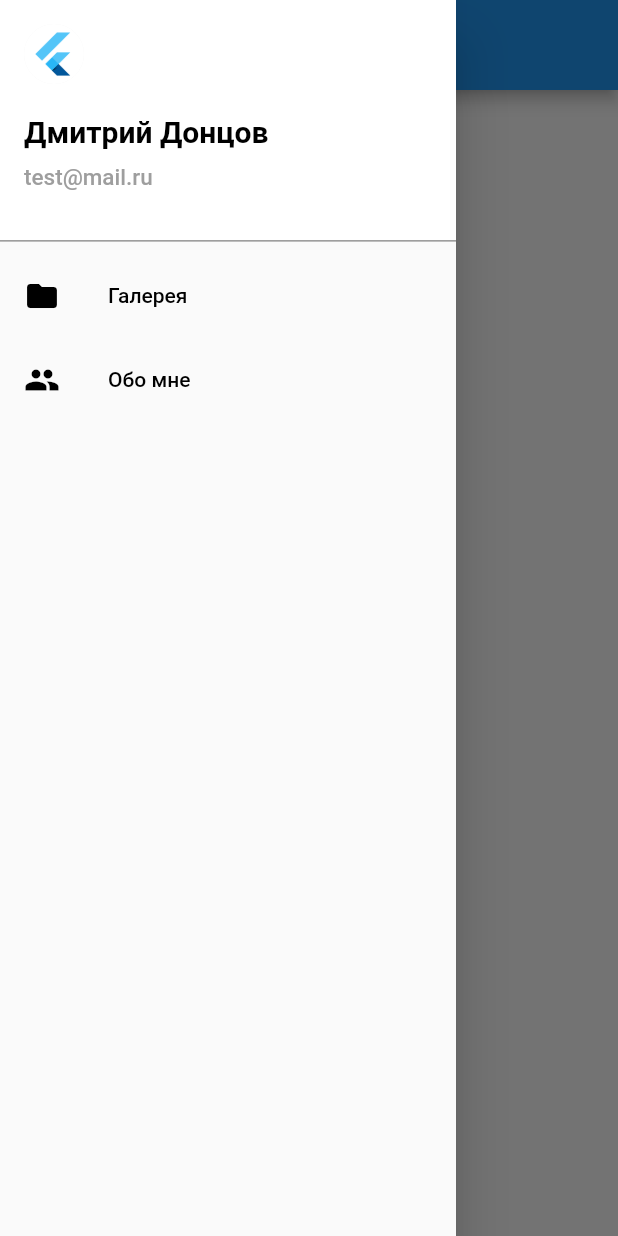
After one commit to DimaDontsov/test_flutter_app, a Flutter app: the screen it shows after launch, with the side drawer open, on a phone screen of 412 x 824 dp. The commit adds this screen. Run offline on Flutter 3.47's test engine with Material 2 defaults, Android fonts, the phone set to English and light mode, and no system bars.

Commit message:
Создан собственный Drawer(Меню) и вынесен в отдельный файл.

```diff
--- a/lib/widgets/myAppBar.dart
+++ b/lib/widgets/myAppBar.dart
@@ -1,4 +1,5 @@
 import 'package:flutter/material.dart';
+
 
 class MyAppBar extends StatelessWidget implements PreferredSizeWidget {
 
--- /dev/null
+++ b/lib/widgets/myDrawer.dart
@@ -0,0 +1,55 @@
+import 'package:flutter/material.dart';
+
+
+class MyDrawer extends StatelessWidget {
+  const MyDrawer({Key? key}) : super(key: key);
+
+  @override
+  Widget build(BuildContext context) {
+    return Drawer(
+      child: ListView(
+        children: <Widget>[
+          DrawerHeader(
+            decoration: BoxDecoration(
+              color: Colors.white,
+              border: Border(
+                bottom: BorderSide(
+                  color: Colors.grey,
+                  width: 1,
+                ),
+              ),
+            ),
+            child: Column(
+              crossAxisAlignment: CrossAxisAlignment.start,
+              children: [
+                CircleAvatar(
+                  backgroundImage: AssetImage('assets/menu_icon.png'),
+                  radius: 20,
+                ),
+                Padding(padding: EdgeInsets.only(top: 20),),
+                Text('Дмитрий Донцов', style: TextStyle(fontSize: 20, fontWeight: FontWeight.bold, color: Colors.black,),),
+                Padding(padding: EdgeInsets.only(top: 10),),
+                Text('test@mail.ru', style: TextStyle(fontSize:15, color: Colors.grey,),),
+                Padding(padding: EdgeInsets.only(top: 20),),
+              ],
+            ),
+          ),
+          ListTile(
+            title: Text("Галерея", style: TextStyle(color: Colors.black,),),
+            leading: Icon(Icons.folder, color: Colors.black,),
+            onTap: (){
+              Navigator.pushReplacementNamed(context, '/gallery');
+            },
+          ),
+          ListTile(
+              title: Text("Обо мне", style: TextStyle(color: Colors.black,),),
+              leading: Icon(Icons.people, color: Colors.black,),
+              onTap: (){
+                Navigator.pushReplacementNamed(context, '/about');
+              }
+          ),
+        ],
+      ),
+    );
+  }
+}
```
Also changed, not shown: lib/pages/aboutPage.dart (+2 -45 lines), lib/pages/galleryPage.dart (+2 -45 lines).
